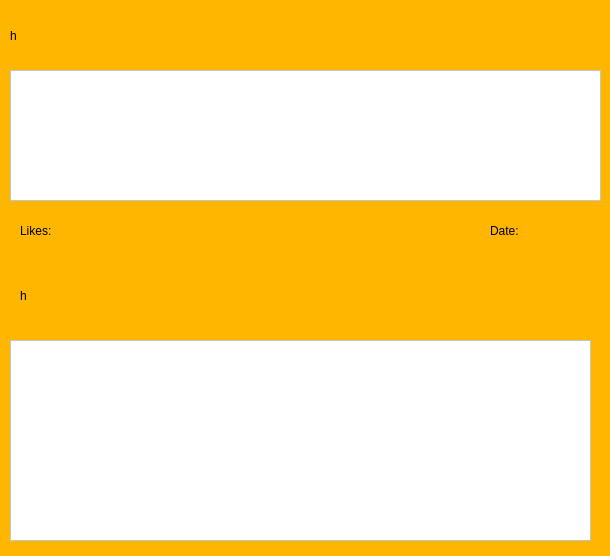
DarkMage17/CC31_20181B402_20181C600_201823838, file publicacionform.ui: the form before one commit.
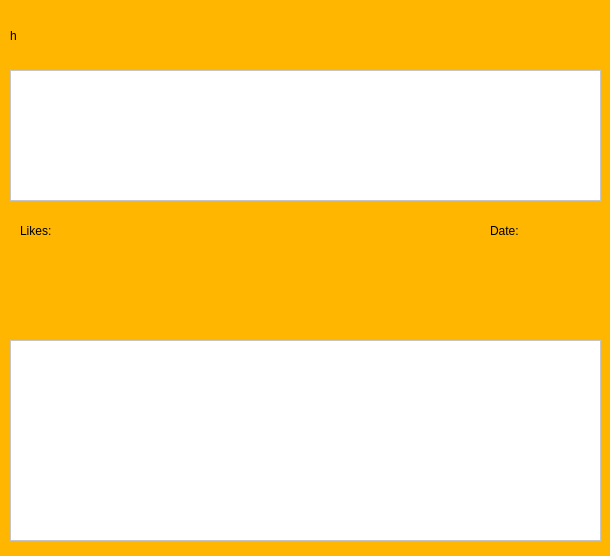
The form after the commit.

```diff
--- a/publicacionform.ui
+++ b/publicacionform.ui
@@ -73,7 +73,7 @@
     <rect>
      <x>10</x>
      <y>340</y>
-     <width>581</width>
+     <width>591</width>
      <height>201</height>
     </rect>
    </property>
@@ -85,13 +85,16 @@
    <property name="geometry">
     <rect>
      <x>20</x>
-     <y>270</y>
+     <y>260</y>
      <width>571</width>
-     <height>51</height>
+     <height>71</height>
     </rect>
    </property>
    <property name="text">
-    <string>h</string>
+    <string/>
+   </property>
+   <property name="wordWrap">
+    <bool>true</bool>
    </property>
   </widget>
  </widget>
```
Left out of the diff: 6 changed lines with no effect on the pictures.
